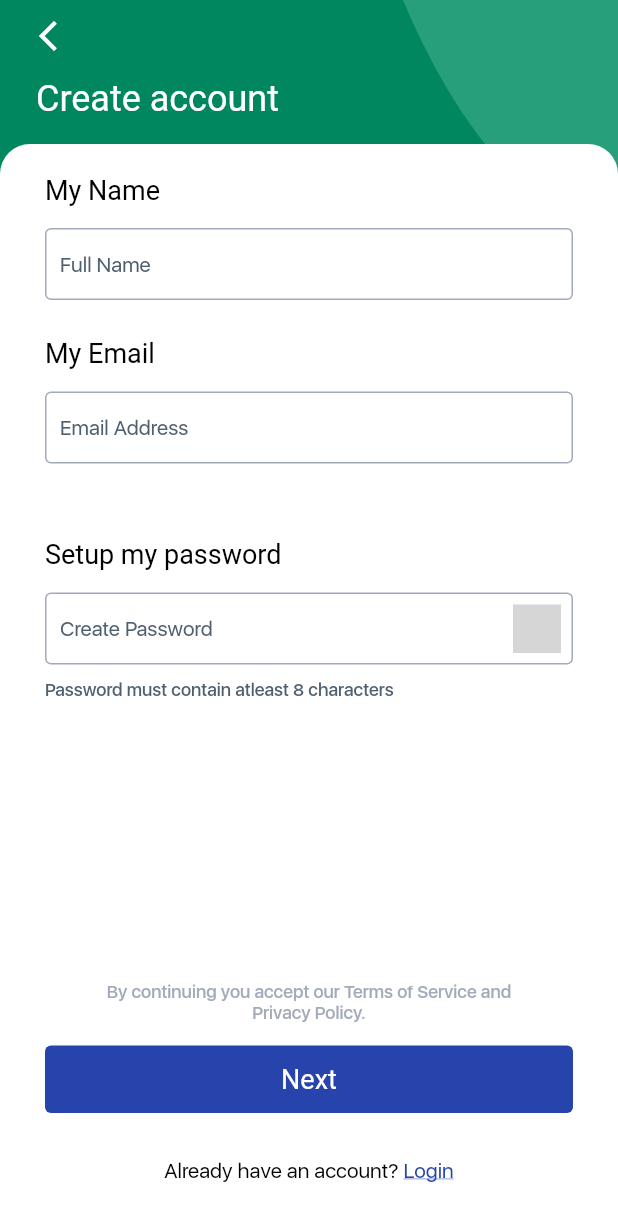
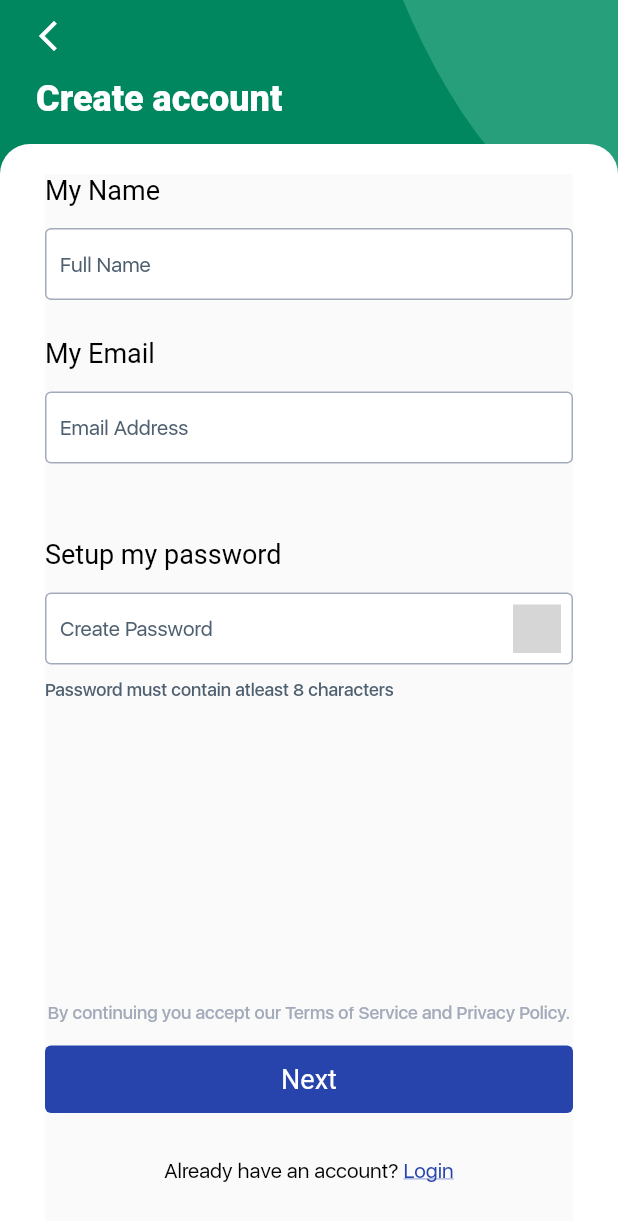
Before and after one commit to mindrootstech/ripple2023, a Flutter app: the CompleteOnboardView screen opened by its route, after a tap on an icon or button, on a phone screen of 412 x 824 dp. Shown: the top 1221 px of the screen. Run offline on Flutter 3.47's test engine with Material 2 defaults, Android fonts, the phone set to English and light mode, and no system bars; our stand-ins replace auto_size_text, cached_network_image, carousel_slider, dots_indicator, email_validator, flutter_svg and 6 more; missing offline and left inert: bottom_bar, flutter_gif; accounts and stored records are empty; network calls fail; Roboto replaces fonts that are missing (SFUIDisplay-Semibold); project files that could hold a hidden picture were left out; grey boxes are pictures that could not be loaded.

Commit message:
code pushed by manish

```diff
--- a/lib/appOnBoarding/complete_onboard/view/CompleteOnboardView.dart
+++ b/lib/appOnBoarding/complete_onboard/view/CompleteOnboardView.dart
@@ -15,18 +15,15 @@
   State<CompleteOnboardView> createState() => _GifLoderState();
 }
 
-class _GifLoderState extends State<CompleteOnboardView> with SingleTickerProviderStateMixin{
+class _GifLoderState extends State<CompleteOnboardView>{
 
-  late FlutterGifController _animationCtrl;
   @override
   void initState() {
     super.initState();
-    _animationCtrl = FlutterGifController(vsync: this,duration: const Duration(seconds:1));
-    _animationCtrl.repeat(min:0, max:100, period:const Duration(seconds:4));
+
   }
   @override
   void dispose() {
-    _animationCtrl.dispose();
     super.dispose();
   }
 
--- a/lib/appOnBoarding/onboard/component/GoalPageItem.dart
+++ b/lib/appOnBoarding/onboard/component/GoalPageItem.dart
@@ -87,7 +87,10 @@
                                 right: 8),
                             child: type != 3 ? Row(
                               children: [
-                                SvgPicture.string(model.icon??''),
+                                SvgPicture.string(model.icon??'',
+                                fit: BoxFit.fill,
+                                height: 36,
+                                width: 36,),
                                 const SizedBox(width: 22,),
                                 Expanded(
                                   child: AutoSizeText(model.name,
--- a/lib/authentication/views/SignupView.dart
+++ b/lib/authentication/views/SignupView.dart
@@ -15,14 +15,17 @@
 
   @override
   Widget build(BuildContext context) {
-    return Scaffold(
-      resizeToAvoidBottomInset: true,
-      body: GetX<AuthController>(builder: (controller) {
+    return GetX<AuthController>(builder: (controller) {
       return Stack(
         children: [
           CommonUi.customLayout(
               title: Strings.createAccount,
-                child: Form(
+              child: SizedBox(
+                height: Get.height,
+                width: Get.width,
+                child: Scaffold(
+                  resizeToAvoidBottomInset: true,
+                  body: Form(
                     key: formGlobalKey,
                     child: CustomScrollView(
                       slivers: [
@@ -47,7 +50,7 @@
                               ),
                               const SizedBox(height: 25,),
                               Text(Strings.myEmail, style: CommonUi.customTextStyle(
-                                fontFamily: Fonts.semiBold, fontSize: 18),),
+                                  fontFamily: Fonts.semiBold, fontSize:18),),
                               const SizedBox(height: 15,),
                               TextFormField(
                                 controller: controller.rEmailField,
@@ -62,10 +65,9 @@
                               ),
                               const SizedBox(height: 50,),
                               Text(Strings.setUpPass, style: CommonUi.customTextStyle(
-                                fontFamily: Fonts.semiBold, fontSize: 18.0),),
+                                  fontFamily: Fonts.semiBold, fontSize: 18),),
                               const SizedBox(height: 15,),
                               TextFormField(
-
                                 obscureText: !controller.passVisible.value,
                                 controller: controller.rPassField,
                                 validator: (password) {
@@ -80,7 +82,7 @@
                               ),
                               const SizedBox(height: 10,),
                               Text(Strings.passMustContain, style: CommonUi.customTextStyle(
-                                fontFamily: Fonts.medium, fontSize: 12.0,color: ColorRes.greyColor),),
+                                  fontFamily: Fonts.medium, fontSize: 12,color: ColorRes.greyColor),),
                               const Spacer(),
                               // const SizedBox(
                               //   height: 50,
@@ -89,19 +91,14 @@
                                 crossAxisAlignment: CrossAxisAlignment.center,
                                 mainAxisAlignment: MainAxisAlignment.center,
                                 children: [
-                                Padding(
-                                  padding: const EdgeInsets.only(left: 40,right: 40),
-                                  child: Text(Strings.acceptTerms,textAlign: TextAlign.center,
+                                  Text(Strings.acceptTerms,textAlign: TextAlign.center,
                                     style: CommonUi.customTextStyle(
                                         fontFamily: Fonts.medium, fontSize: 12,color: ColorRes.lightTextColor),),
-                                ),
                                   const SizedBox(height: 15,),
                                   CommonUi.customButton(fontSize:18.0,callBack: (){
                                     FocusScope.of(context).unfocus();
                                     if (formGlobalKey.currentState!.validate()) {
-                                    // formGlobalKey.currentState!.save();
-
-                                    // controller.registerApiImplementation(1,'');
+                                      controller.registerApiImplementation(1,'');
                                     }
 
                                   }),
@@ -148,6 +145,8 @@
                         )
                       ],
                     ),
+                  ),
+                ),
               )
           ),
           if(controller.loader.value)...{
@@ -155,7 +154,6 @@
           }
         ],
       );
-      }),
-    );
+    });
   }
 }
```
Also changed, not shown: lib/appOnBoarding/onboard/controller/OnBoardController.dart (+7 -4 lines), lib/authentication/controller/AuthController.dart (+0 -17 lines), pubspec.lock. Lines whose indentation alone changed are shown as unchanged.
